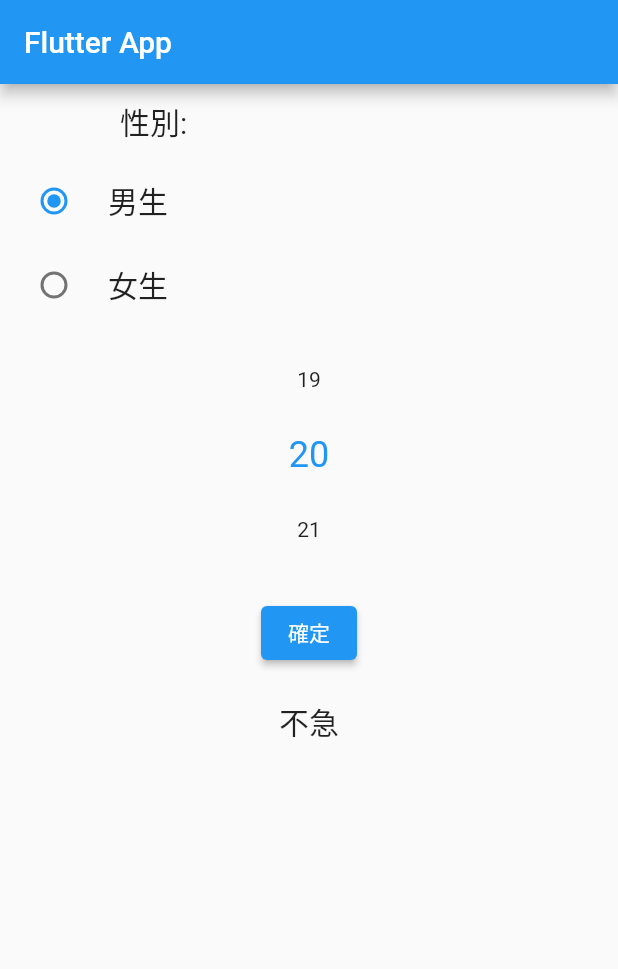
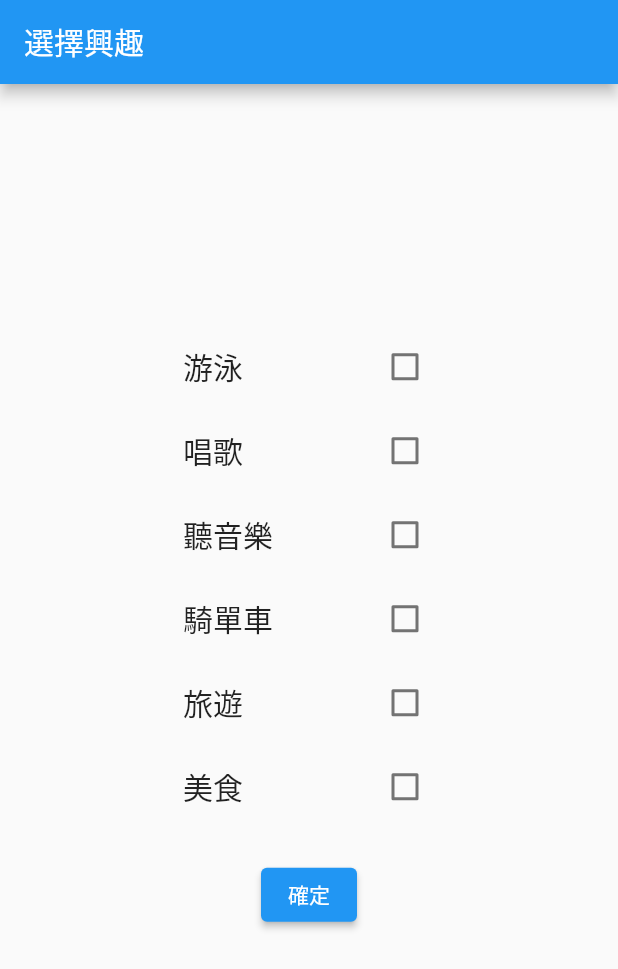
Before and after one commit to kaixsean/learning_flutter, a Flutter app: the screen it shows after launch, after a tap on "確定", on a phone screen of 412 x 824 dp. Shown: the top 969 px of the screen. Run offline on Flutter 3.47's test engine with Material 2 defaults, Android fonts, the phone set to English and light mode, and no system bars; drawn by our look-alikes of numberpicker.

Commit message:
feat: 選擇興趣app

```diff
--- a/lib/main.dart
+++ b/lib/main.dart
@@ -1,5 +1,4 @@
 import 'package:flutter/material.dart';
-import 'app_body.dart';
 
 void main() => runApp(const App());
 
@@ -8,18 +7,102 @@ class App extends StatelessWidget {
 
   @override
   Widget build(BuildContext context) {
-    var appTitle = const Text('Flutter App');
-    var appBody = AppBody();
+    return MaterialApp(
+      title: 'Flutter Demo',
+      theme: ThemeData(primarySwatch: Colors.blue),
+      home: MyHomePage(),
+    );
+  }
+}
 
-    var appBar = AppBar(title: appTitle);
+class MyHomePage extends StatelessWidget {
+  static const _hobbies = <String>['游泳', '唱歌', '聽音樂', '騎單車', '旅遊', '美食'];
+  final ValueNotifier<List<bool>> _hobbiesSelected =
+      ValueNotifier(List<bool>.generate(_hobbies.length, (int index) => false));
 
-    var app = MaterialApp(
-      home: Scaffold(
-        appBar: appBar,
-        body: appBody,
+  final ValueNotifier<String> _text = ValueNotifier('');
+
+  @override
+  Widget build(BuildContext context) {
+    final appBar = AppBar(title: const Text('選擇興趣'));
+
+    final btn = ElevatedButton(
+        onPressed: () => _showHobbies(), child: const Text('確定'));
+
+    final widget = Center(
+      child: SingleChildScrollView(
+        child: Column(
+          children: <Widget>[
+            Center(
+              child: Container(
+                width: 200,
+                margin: const EdgeInsets.symmetric(vertical: 10),
+                child: ValueListenableBuilder<List<bool>>(
+                  builder: _hobbySelectionBuilder,
+                  valueListenable: _hobbiesSelected,
+                ),
+              ),
+            ),
+            Container(
+              margin: const EdgeInsets.symmetric(vertical: 10),
+              child: btn,
+            ),
+            Container(
+              margin: const EdgeInsets.symmetric(vertical: 10),
+              child: ValueListenableBuilder<String>(
+                builder: _textWidgetBuilder,
+                valueListenable: _text,
+              ),
+            )
+          ],
+        ),
       ),
     );
 
-    return app;
+    final appHomePage = Scaffold(appBar: appBar, body: widget);
+
+    return appHomePage;
+  }
+
+  Widget _hobbySelectionBuilder(
+      BuildContext context, List<bool> hobbiesSelected, Widget? child) {
+    List<CheckboxListTile> checkboxes = [];
+
+    for (var i = 0; i < _hobbies.length; i++) {
+      checkboxes.add(CheckboxListTile(
+          title: Text(
+            _hobbies[i],
+            style: const TextStyle(fontSize: 20),
+          ),
+          value: _hobbiesSelected.value[i],
+          onChanged: (newValue) {
+            _hobbiesSelected.value[i] = newValue as bool;
+            _hobbiesSelected.value = List.from(_hobbiesSelected.value);
+          }));
+    }
+
+    final wid = Column(
+      mainAxisAlignment: MainAxisAlignment.center,
+      children: checkboxes,
+    );
+
+    return wid;
+  }
+
+  Widget _textWidgetBuilder(BuildContext context, String text, Widget? child) {
+    final wid = Text(
+      text,
+      style: const TextStyle(fontSize: 20),
+    );
+    return wid;
+  }
+
+  _showHobbies() {
+    String selectedHobbies = '';
+    for (int i = 0; i < _hobbiesSelected.value.length; i++) {
+      if (_hobbiesSelected.value[i]) selectedHobbies += _hobbies[i];
+    }
+
+    _text.value = selectedHobbies;
   }
 }
```
